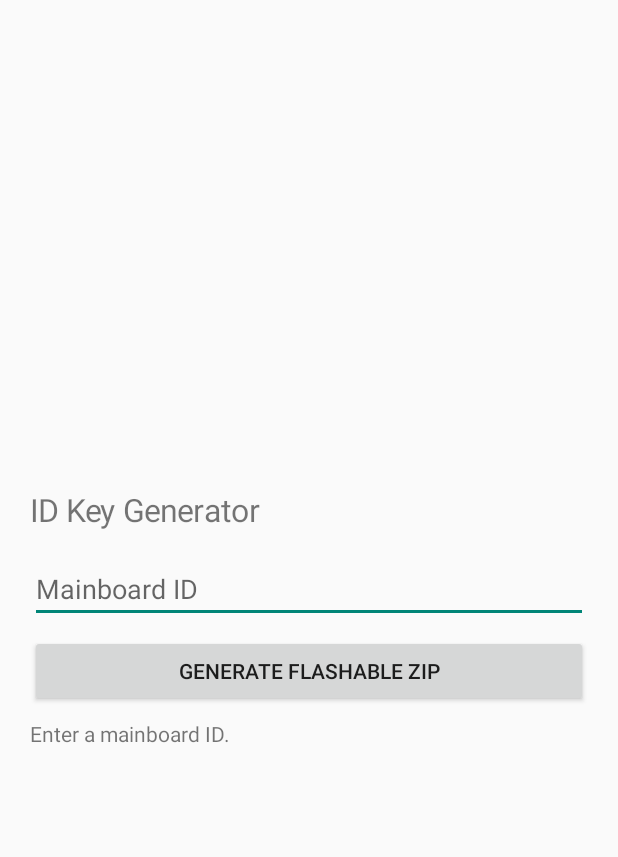
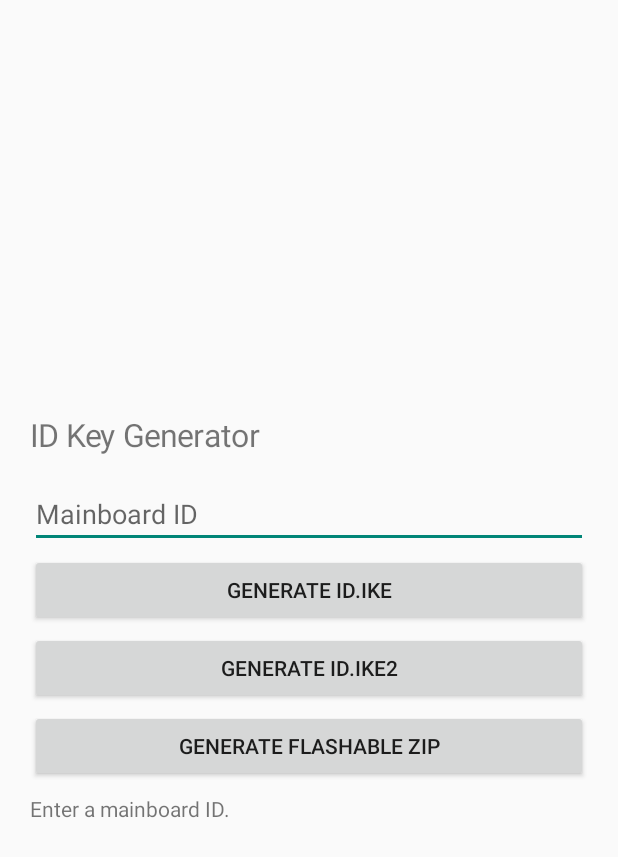
Before and after one commit to KopsourcesORG/ID-Checker, an Android app: the screen it shows after launch (MainActivity), after a tap on "GENERATE FLASHABLE ZIP", on a phone screen of 412 x 824 dp. Shown: the top 857 px of the screen. Run offline under Robolectric (Android 15) with nearby library versions, the phone set to English and light mode, and no system bars; 2 other taps on this screen came first.

Commit message:
Add separate ID key and flashable ZIP actions

```diff
--- a/android/app/src/main/java/org/kopsources/idkeygenerator/MainActivity.java
+++ b/android/app/src/main/java/org/kopsources/idkeygenerator/MainActivity.java
@@ -47,11 +47,9 @@ public final class MainActivity extends Activity {
         inputParams.topMargin = dp(16);
         root.addView(boardId, inputParams);
 
-        Button generate = new Button(this);
-        generate.setText("Generate flashable ZIP");
-        LinearLayout.LayoutParams buttonParams = new LinearLayout.LayoutParams(-1, -2);
-        buttonParams.topMargin = dp(8);
-        root.addView(generate, buttonParams);
+        Button generateIke = addButton(root, "Generate id.ike");
+        Button generateIke2 = addButton(root, "Generate id.ike2");
+        Button generateZip = addButton(root, "Generate flashable ZIP");
 
         status = new TextView(this);
         status.setTextSize(TypedValue.COMPLEX_UNIT_SP, 14);
@@ -59,26 +57,60 @@ public final class MainActivity extends Activity {
         statusParams.topMargin = dp(8);
         root.addView(status, statusParams);
 
-        generate.setOnClickListener(view -> generateKeys());
+        generateIke.setOnClickListener(view -> generateKeyFile(1, "id.ike"));
+        generateIke2.setOnClickListener(view -> generateKeyFile(2, "id.ike2"));
+        generateZip.setOnClickListener(view -> generateFlashableZip());
         setContentView(root, new ViewGroup.LayoutParams(-1, -1));
     }
 
-    private void generateKeys() {
+    private Button addButton(LinearLayout root, String label) {
+        Button button = new Button(this);
+        button.setText(label);
+        LinearLayout.LayoutParams params = new LinearLayout.LayoutParams(-1, -2);
+        params.topMargin = dp(4);
+        root.addView(button, params);
+        return button;
+    }
+
+    private byte[] createKeyFile(int encodingLayers) throws Exception {
         String id = boardId.getText().toString().trim();
-        if (id.isEmpty()) {
-            status.setText("Enter a mainboard ID.");
-            return;
+        if (id.isEmpty()) throw new IllegalArgumentException("Enter a mainboard ID.");
+        byte[] digest = MessageDigest.getInstance("SHA-256").digest(id.getBytes(StandardCharsets.UTF_8));
+        StringBuilder hex = new StringBuilder(64);
+        for (byte value : digest) hex.append(String.format(java.util.Locale.ROOT, "%02x", value & 0xff));
+        byte[] encoded = ("IDC1\n" + hex + "\n").getBytes(StandardCharsets.US_ASCII);
+        for (int i = 0; i < encodingLayers; i++) encoded = Base64.getEncoder().encode(encoded);
+        return encoded;
+    }
+
+    private void generateKeyFile(int layers, String name) {
+        try {
+            saveDownload(name, createKeyFile(layers));
+            status.setText("Saved " + name + " to Downloads.");
+        } catch (Exception e) {
+            status.setText(e instanceof IllegalArgumentException ? e.getMessage() : "Could not create " + name + ".");
         }
+    }
+
+    private void generateFlashableZip() {
         try {
-            byte[] digest = MessageDigest.getInstance("SHA-256").digest(id.getBytes(StandardCharsets.UTF_8));
-            StringBuilder hex = new StringBuilder(64);
-            for (byte value : digest) hex.append(String.format(java.util.Locale.ROOT, "%02x", value & 0xff));
-            byte[] plain = ("IDC1\n" + hex + "\n").getBytes(StandardCharsets.US_ASCII);
-            byte[] ike2 = Base64.getEncoder().encode(Base64.getEncoder().encode(plain));
-            saveFlashableZip(ike2);
+            saveFlashableZip(createKeyFile(2));
             status.setText("Saved flashable ZIP to Downloads.");
         } catch (Exception e) {
-            status.setText("Could not create flashable ZIP.");
+            status.setText(e instanceof IllegalArgumentException ? e.getMessage() : "Could not create flashable ZIP.");
+        }
+    }
+
+    private void saveDownload(String name, byte[] contents) throws Exception {
+        ContentValues values = new ContentValues();
+        values.put(MediaStore.Downloads.DISPLAY_NAME, name);
+        values.put(MediaStore.Downloads.MIME_TYPE, "application/octet-stream");
+        values.put(MediaStore.Downloads.RELATIVE_PATH, Environment.DIRECTORY_DOWNLOADS);
+        android.net.Uri uri = getContentResolver().insert(MediaStore.Downloads.EXTERNAL_CONTENT_URI, values);
+        if (uri == null) throw new java.io.IOException("Could not create download");
+        try (OutputStream out = getContentResolver().openOutputStream(uri)) {
+            if (out == null) throw new java.io.IOException("No output stream");
+            out.write(contents);
         }
     }
 
```
